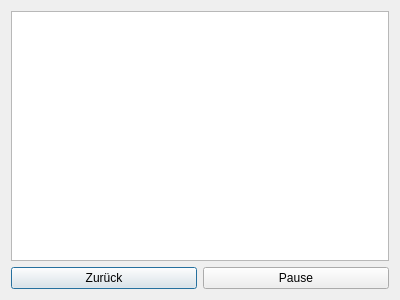
The window that startsubwindow.ui (iamchrisb/CppBubbleShooter) describes before a commit, drawn with Qt 5.
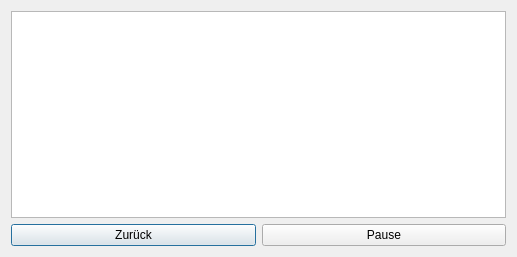
The same window after the commit.

Patch:
```diff
--- a/startsubwindow.ui
+++ b/startsubwindow.ui
@@ -6,8 +6,8 @@
    <rect>
     <x>0</x>
     <y>0</y>
-    <width>400</width>
-    <height>300</height>
+    <width>517</width>
+    <height>257</height>
    </rect>
   </property>
   <property name="windowTitle">
```
